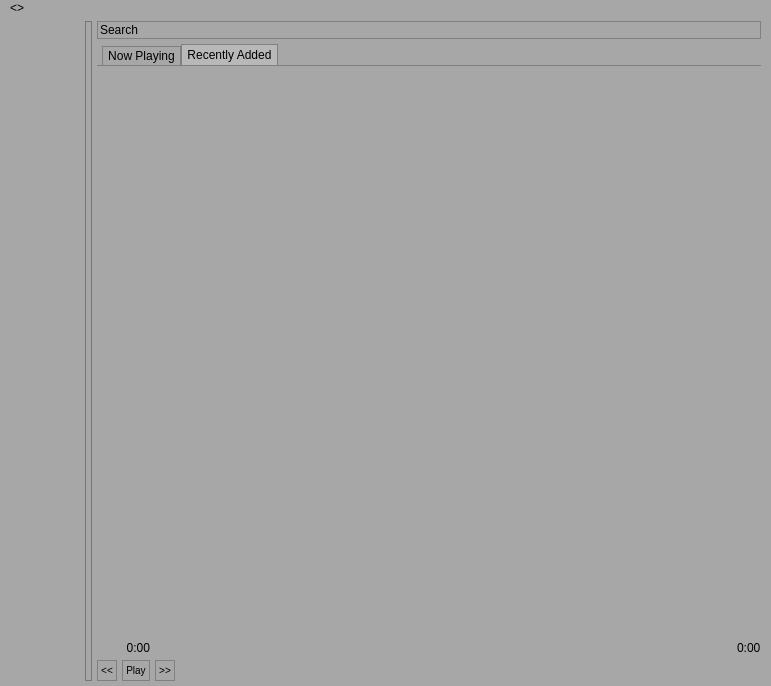
Sushisource/wubwub, file ssmp/ssmp.ui: the form before one commit.
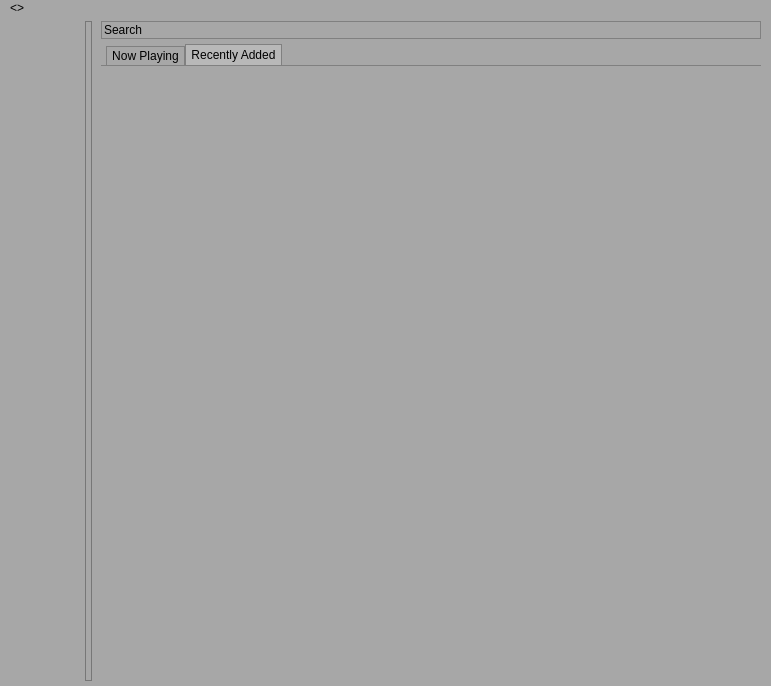
The form after the commit. Custom widgets are drawn as their Qt base class.

Diff of the .ui file:
```diff
--- a/ssmp/ssmp.ui
+++ b/ssmp/ssmp.ui
@@ -294,7 +294,13 @@
          <verstretch>0</verstretch>
         </sizepolicy>
        </property>
-       <layout class="QVBoxLayout" name="verticalLayout_2">
+       <layout class="QVBoxLayout" name="verticalLayout">
+        <property name="spacing">
+         <number>5</number>
+        </property>
+        <property name="leftMargin">
+         <number>9</number>
+        </property>
         <property name="topMargin">
          <number>0</number>
         </property>
@@ -309,8 +315,6 @@
          </widget>
         </item>
         <item>
-         <layout class="QVBoxLayout" name="verticalLayout">
-          <item>
            <widget class="QTabWidget" name="tabWidget">
             <property name="currentIndex">
              <number>1</number>
@@ -354,92 +358,7 @@
            </widget>
           </item>
           <item>
-           <layout class="QGridLayout" name="gridLayout">
-            <item row="1" column="1">
-             <widget class="QPushButton" name="playBtn">
-              <property name="maximumSize">
-               <size>
-                <width>40</width>
-                <height>16777215</height>
-               </size>
-              </property>
-              <property name="text">
-               <string>Play</string>
-              </property>
-             </widget>
-            </item>
-            <item row="0" column="5">
-             <widget class="QLabel" name="totalLbl">
-              <property name="text">
-               <string>0:00</string>
-              </property>
-             </widget>
-            </item>
-            <item row="1" column="0">
-             <widget class="QPushButton" name="prevBtn">
-              <property name="maximumSize">
-               <size>
-                <width>40</width>
-                <height>16777215</height>
-               </size>
-              </property>
-              <property name="text">
-               <string>&lt;&lt;</string>
-              </property>
-             </widget>
-            </item>
-            <item row="1" column="2">
-             <widget class="QPushButton" name="nextBtn">
-              <property name="maximumSize">
-               <size>
-                <width>40</width>
-                <height>16777215</height>
-               </size>
-              </property>
-              <property name="text">
-               <string>&gt;&gt;</string>
-              </property>
-             </widget>
-            </item>
-            <item row="0" column="3">
-             <widget class="Phonon::SeekSlider" name="seekSlider" native="true">
-              <property name="sizePolicy">
-               <sizepolicy hsizetype="Expanding" vsizetype="Preferred">
-                <horstretch>0</horstretch>
-                <verstretch>0</verstretch>
-               </sizepolicy>
-              </property>
-             </widget>
-            </item>
-            <item row="0" column="4">
-             <spacer name="horizontalSpacer">
-              <property name="orientation">
-               <enum>Qt::Horizontal</enum>
-              </property>
-              <property name="sizeType">
-               <enum>QSizePolicy::Minimum</enum>
-              </property>
-              <property name="sizeHint" stdset="0">
-               <size>
-                <width>5</width>
-                <height>0</height>
-               </size>
-              </property>
-             </spacer>
-            </item>
-            <item row="0" column="1">
-             <widget class="QLabel" name="playedLbl">
-              <property name="text">
-               <string>0:00</string>
-              </property>
-              <property name="alignment">
-               <set>Qt::AlignRight|Qt::AlignTrailing|Qt::AlignVCenter</set>
-              </property>
-             </widget>
-            </item>
-           </layout>
-          </item>
-         </layout>
+         <widget class="PlaybackMgr" name="playbackwidget" native="true"/>
         </item>
        </layout>
       </widget>
@@ -478,16 +397,17 @@
  </widget>
  <layoutdefault spacing="5" margin="5"/>
  <customwidgets>
-  <customwidget>
-   <class>Phonon::SeekSlider</class>
-   <extends>QWidget</extends>
-   <header location="global">phonon/seekslider.h</header>
-  </customwidget>
   <customwidget>
    <class>Playlist</class>
    <extends>QListWidget</extends>
    <header>playlist.h</header>
   </customwidget>
+  <customwidget>
+   <class>PlaybackMgr</class>
+   <extends>QWidget</extends>
+   <header>playbackmgr.h</header>
+   <container>1</container>
+  </customwidget>
  </customwidgets>
  <resources/>
  <connections/>
```
Lines whose indentation alone changed are shown as unchanged.
